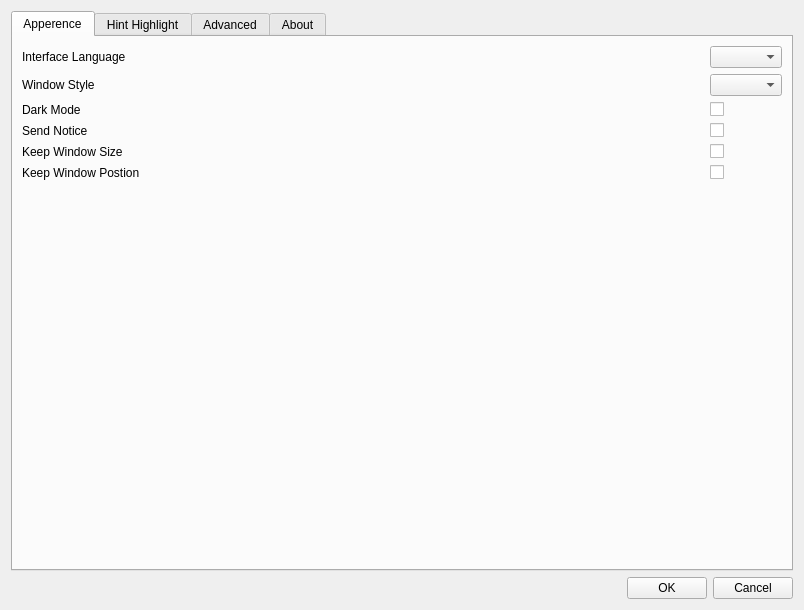
Before: the Qt Designer form ui/configDialog.ui in cocom-official/CoCOM, drawn with Qt 5.
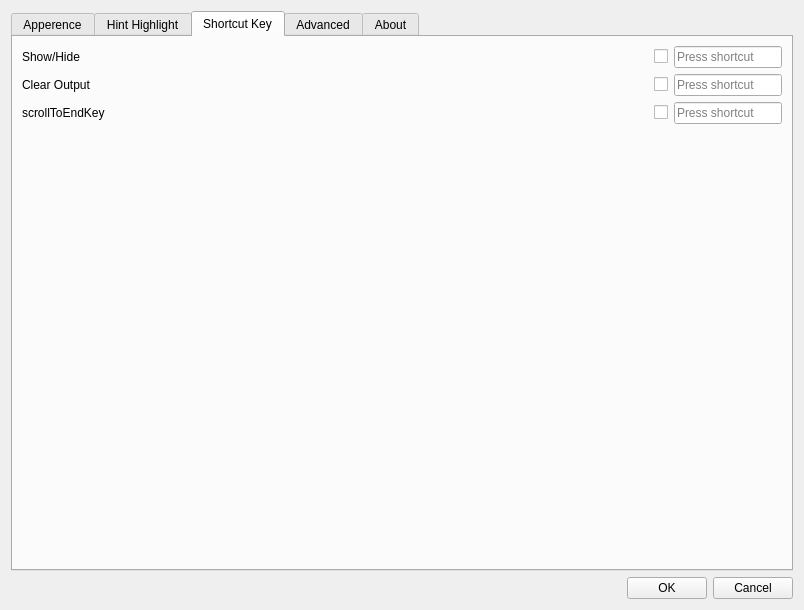
After: the same form once the commit is applied. The open tabs and pages were chosen to show the change.

Commit message: add shortcur ket config; bump version;

What changed in the file:
```diff
--- a/ui/configDialog.ui
+++ b/ui/configDialog.ui
@@ -146,6 +146,115 @@
          <string>Hint Highlight</string>
         </attribute>
        </widget>
+       <widget class="QWidget" name="shortcutKeyTab">
+        <attribute name="title">
+         <string>Shortcut Key</string>
+        </attribute>
+        <layout class="QVBoxLayout" name="verticalLayout_6">
+         <item>
+          <layout class="QGridLayout" name="gridLayout_2">
+           <item row="2" column="2">
+            <widget class="QCheckBox" name="scrollToEndKeyCheckBox">
+             <property name="text">
+              <string/>
+             </property>
+            </widget>
+           </item>
+           <item row="0" column="2">
+            <widget class="QCheckBox" name="showHideKeyCheckBox">
+             <property name="text">
+              <string/>
+             </property>
+            </widget>
+           </item>
+           <item row="1" column="2">
+            <widget class="QCheckBox" name="clearOutputKeyCheckBox">
+             <property name="text">
+              <string/>
+             </property>
+            </widget>
+           </item>
+           <item row="2" column="0">
+            <widget class="QLabel" name="label_9">
+             <property name="text">
+              <string>scrollToEndKey</string>
+             </property>
+            </widget>
+           </item>
+           <item row="1" column="3">
+            <widget class="QKeySequenceEdit" name="clearOutputKeySequenceEdit">
+             <property name="sizePolicy">
+              <sizepolicy hsizetype="Fixed" vsizetype="Fixed">
+               <horstretch>0</horstretch>
+               <verstretch>0</verstretch>
+              </sizepolicy>
+             </property>
+            </widget>
+           </item>
+           <item row="1" column="0">
+            <widget class="QLabel" name="label_8">
+             <property name="text">
+              <string>Clear Output</string>
+             </property>
+            </widget>
+           </item>
+           <item row="0" column="3">
+            <widget class="QKeySequenceEdit" name="showHideKeySequenceEdit">
+             <property name="sizePolicy">
+              <sizepolicy hsizetype="Fixed" vsizetype="Fixed">
+               <horstretch>0</horstretch>
+               <verstretch>0</verstretch>
+              </sizepolicy>
+             </property>
+            </widget>
+           </item>
+           <item row="2" column="3">
+            <widget class="QKeySequenceEdit" name="scrollToEndKeySequenceEdit">
+             <property name="sizePolicy">
+              <sizepolicy hsizetype="Fixed" vsizetype="Fixed">
+               <horstretch>0</horstretch>
+               <verstretch>0</verstretch>
+              </sizepolicy>
+             </property>
+            </widget>
+           </item>
+           <item row="0" column="0">
+            <widget class="QLabel" name="label_7">
+             <property name="text">
+              <string>Show/Hide</string>
+             </property>
+            </widget>
+           </item>
+           <item row="0" column="1">
+            <spacer name="horizontalSpacer_8">
+             <property name="orientation">
+              <enum>Qt::Horizontal</enum>
+             </property>
+             <property name="sizeHint" stdset="0">
+              <size>
+               <width>40</width>
+               <height>20</height>
+              </size>
+             </property>
+            </spacer>
+           </item>
+          </layout>
+         </item>
+         <item>
+          <spacer name="verticalSpacer_3">
+           <property name="orientation">
+            <enum>Qt::Vertical</enum>
+           </property>
+           <property name="sizeHint" stdset="0">
+            <size>
+             <width>20</width>
+             <height>401</height>
+            </size>
+           </property>
+          </spacer>
+         </item>
+        </layout>
+       </widget>
        <widget class="QWidget" name="advancedTab">
         <attribute name="title">
          <string>Advanced</string>
```
The commit also changes 10 other files.
